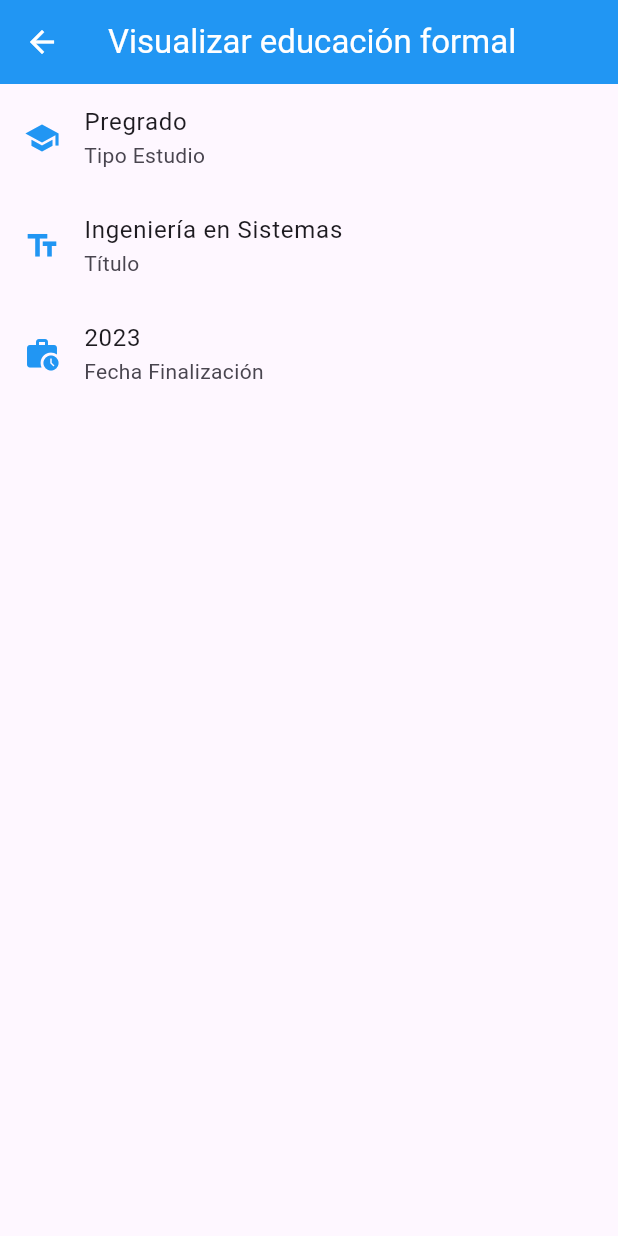
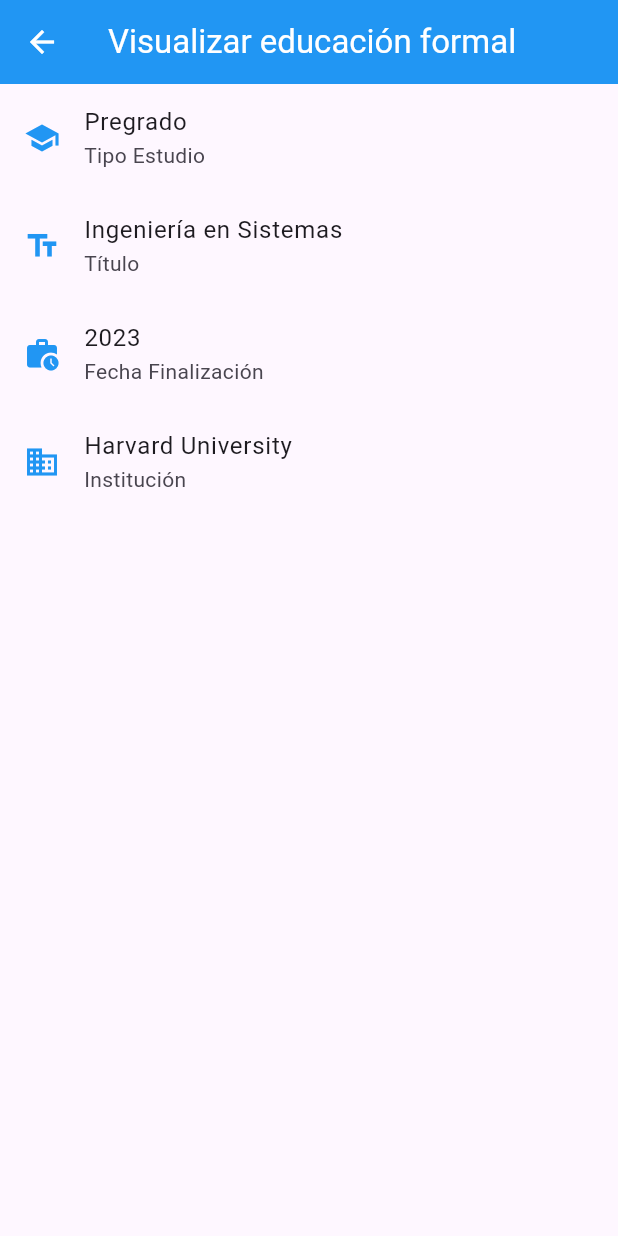
Before and after one commit to jeferson-hernandez08/FlutterADSO2873711, a Flutter app: the PrincipalEducacionFormal screen opened directly, after a tap on the "search" icon, on a phone screen of 412 x 824 dp. Run offline on Flutter 3.47's test engine with Material 3 defaults, Android fonts, the phone set to English and light mode, and no system bars; our stand-ins replace get; network calls fail.

Commit message:
Se agrega nuevi elemento institucion a la List educacionFormaData

```diff
--- a/Ejemplos_Flutter/curriculum_vitae_v1_adso/lib/data/educacionFormalData.dart
+++ b/Ejemplos_Flutter/curriculum_vitae_v1_adso/lib/data/educacionFormalData.dart
@@ -6,6 +6,7 @@ List<Map<String, dynamic>> listaformacionAcademica = [
     'titulo': 'Ingeniería en Sistemas',
     'anioFinalizacion': '2023',
     'tipoEstudio': 'Pregrado',
+    'institucion' : 'Harvard University',
     'color': Colors.blue, // Azul para Pregrado
   },
   {
@@ -13,13 +14,15 @@ List<Map<String, dynamic>> listaformacionAcademica = [
     'titulo': 'Licenciatura en Informática',
     'anioFinalizacion': '2022',
     'tipoEstudio': 'Pregrado',
-    'color': Colors.blue, // Azul para Pregrado
+    'institucion' : 'Stanford University',
+    'color': Colors.red, // Azul para Pregrado
   },
   {
     'id': 3,
     'titulo': 'Análisis y Desarrollo de Software',
     'anioFinalizacion': '2024',
     'tipoEstudio': 'Técnico',
+    'institucion' : 'Massachusetts Institute of Technology (MIT)',
     'color': Colors.green, // Verde para Técnico
   },
   {
@@ -27,6 +30,7 @@ List<Map<String, dynamic>> listaformacionAcademica = [
     'titulo': 'Ciencia de Datos',
     'anioFinalizacion': '2025',
     'tipoEstudio': 'Posgrado',
+    'institucion' : 'University of California, Berkeley',
     'color': Colors.orange, // Naranja para Posgrado
   },
   {
@@ -34,6 +38,7 @@ List<Map<String, dynamic>> listaformacionAcademica = [
     'titulo': 'Máster en Inteligencia Artificial',
     'anioFinalizacion': '2026',
     'tipoEstudio': 'Maestría',
+    'institucion' : 'Princeton University',
     'color': Colors.purple, // Púrpura para Maestría
   },
   {
@@ -41,13 +46,15 @@ List<Map<String, dynamic>> listaformacionAcademica = [
     'titulo': 'Ingeniería en Computación',
     'anioFinalizacion': '2023',
     'tipoEstudio': 'Pregrado',
-    'color': Colors.blue, // Azul para Pregrado
+    'institucion' : 'Yale University',
+    'color': Colors.pink, // Azul para Pregrado
   },
   {
     'id': 7,
     'titulo': 'Diplomado en Desarrollo de Aplicaciones Móviles',
     'anioFinalizacion': '2023',
     'tipoEstudio': 'Técnico',
+    'institucion' : 'Columbia University',
     'color': Colors.green, // Verde para Técnico
   },
   {
@@ -55,6 +62,7 @@ List<Map<String, dynamic>> listaformacionAcademica = [
     'titulo': 'Máster en Big Data y Análisis de Datos',
     'anioFinalizacion': '2025',
     'tipoEstudio': 'Maestría',
+    'institucion' : 'University of Chicago',
     'color': Colors.purple, // Púrpura para Maestría
   },
   {
@@ -62,13 +70,15 @@ List<Map<String, dynamic>> listaformacionAcademica = [
     'titulo': 'Licenciatura en Ciencias de la Computación',
     'anioFinalizacion': '2022',
     'tipoEstudio': 'Pregrado',
-    'color': Colors.blue, // Azul para Pregrado
+    'institucion' : 'California Institute of Technology (Caltech)',
+    'color': Colors.yellow, // Azul para Pregrado
   },
   {
     'id': 10,
     'titulo': 'Certificación en Desarrollo Web Full Stack',
     'anioFinalizacion': '2023',
     'tipoEstudio': 'Técnico',
+    'institucion' : 'University of Pennsylvania',
     'color': Colors.green, // Verde para Técnico
   },
 ];
--- a/Ejemplos_Flutter/curriculum_vitae_v1_adso/lib/educacionFormal/viewEducacionFormal.dart
+++ b/Ejemplos_Flutter/curriculum_vitae_v1_adso/lib/educacionFormal/viewEducacionFormal.dart
@@ -31,12 +31,12 @@ viewEducacionFormal(BuildContext context, Map elementoActual) {       // Recibe
               title: Text(elementoActual["anioFinalizacion"]),
               subtitle: Text("Fecha Finalización"),
             ),
-            // ListTile(
-            //   iconColor: elementoActual["color"],
-            //   leading: Icon(Icons.work_history_outlined),
-            //   title: Text(elementoActual["fechaFin"]),
-            //   subtitle: Text("Fecha Fin"),
-            // ),
+            ListTile(
+              iconColor: elementoActual["color"],
+              leading: Icon(Icons.business),
+              title: Text(elementoActual["institucion"]),
+              subtitle: Text("Institución"),
+            ),
             // ListTile(
             //   iconColor: elementoActual["color"],
             //   leading: Icon(Icons.work),
```
